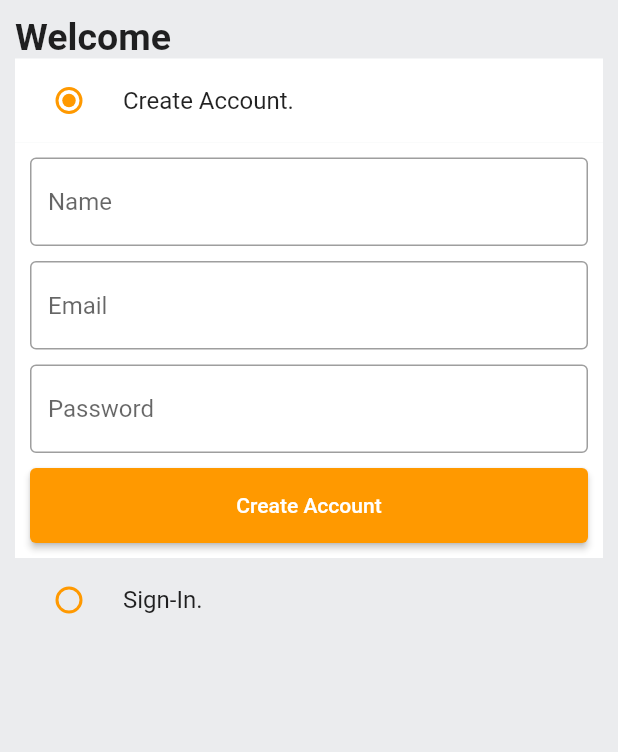
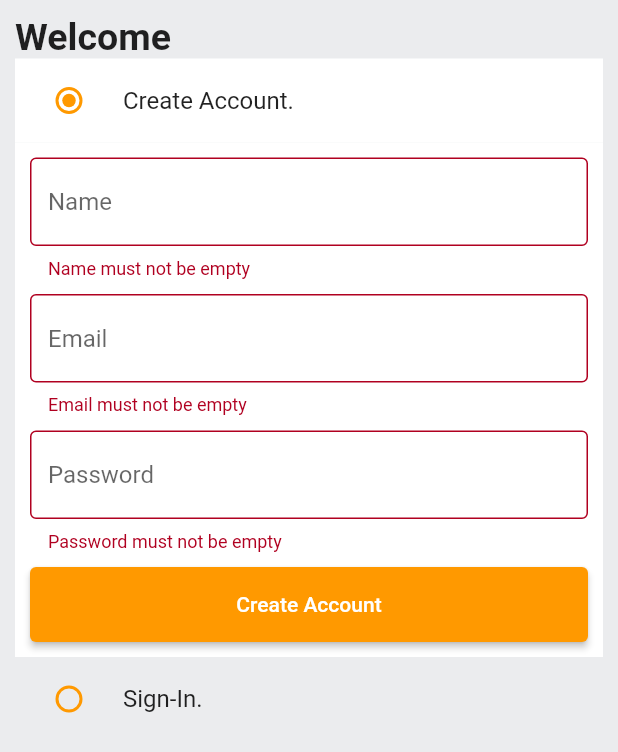
Before and after one commit to jasimameen/amazon_clone, a Flutter app: the AuthScreen screen opened by its route, after a tap on "Create Account", on a phone screen of 412 x 824 dp. Shown: the top 752 px of the screen. Run offline on Flutter 3.47's test engine with Material 2 defaults, Android fonts, the phone set to English and light mode, and no system bars; missing offline and left inert: dart:ffi.

```diff
--- a/lib/common/widgets/custom_textfield.dart
+++ b/lib/common/widgets/custom_textfield.dart
@@ -28,9 +28,11 @@ class CustomTextField extends StatelessWidget {
         hintText: hintText,
       ),
       validator: (value) {
-        // validation logic
+        if (value == null || value.isEmpty) {
+          return '$hintText must not be empty';
+        }
+        return null;
       },
-
       obscureText: obscureText,
     );
   }
--- /dev/null
+++ b/lib/constants/apis.dart
@@ -0,0 +1,9 @@
+// ignore_for_file: prefer_interpolation_to_compose_strings
+
+/// [Apis] holds every server endpoints for this app
+class Apis {
+  static const baseUrl = 'http://192.168.43.134:3000/';
+
+  static const signUp = baseUrl + 'api/signup/';
+  static const signIn = baseUrl + 'api/signin/';
+}
--- a/lib/constants/global_vaiables.dart
+++ b/lib/constants/global_vaiables.dart
@@ -1,4 +1,7 @@
 import 'package:flutter/material.dart';
+
+GlobalKey<ScaffoldMessengerState> scaffoldMessengerKey =
+    GlobalKey<ScaffoldMessengerState>();
 
 /// contains all the static variables
 ///
@@ -16,6 +19,6 @@ class GlobalVariables {
   static const secondaryColor = Color.fromRGBO(255, 153, 0, 1);
   static const backgroundColor = Colors.white;
   static const Color greyBackgroundCOlor = Color(0xffebecee);
-  static var selectedNavBarColor = Colors.cyan[800]!;
+  static Color selectedNavBarColor = Colors.cyan[800]!;
   static const unselectedNavBarColor = Colors.black87;
 }
--- a/lib/features/auth/screens/auth_screen.dart
+++ b/lib/features/auth/screens/auth_screen.dart
@@ -2,6 +2,7 @@ import 'package:amazon_clone/common/widgets/custom_button.dart';
 import 'package:amazon_clone/common/widgets/custom_textfield.dart';
 import 'package:amazon_clone/constants/constants.dart';
 import 'package:amazon_clone/constants/global_vaiables.dart';
+import 'package:amazon_clone/services/auth_service.dart';
 import 'package:flutter/material.dart';
 
 enum Auth {
@@ -20,12 +21,14 @@ class AuthScreen extends StatefulWidget {
 class _AuthScreenState extends State<AuthScreen> {
   Auth groupValue = Auth.signUp;
   // form keys
-  final _sugnUpFormKey = GlobalKey<FormState>();
-  final _sugnInFormKey = GlobalKey<FormState>();
+  final _signUpFormKey = GlobalKey<FormState>();
+  final _signInFormKey = GlobalKey<FormState>();
 
   final TextEditingController _nameController = TextEditingController();
   final TextEditingController _emailController = TextEditingController();
   final TextEditingController _passwordController = TextEditingController();
+
+  final AuthService _authService = AuthService();
 
   @override
   void dispose() {
@@ -33,6 +36,15 @@ class _AuthScreenState extends State<AuthScreen> {
     _nameController.dispose();
     _emailController.dispose();
     _passwordController.dispose();
+  }
+
+  void signUpUser() {
+    _authService.signUpUser(
+        _emailController.text, _passwordController.text, _nameController.text);
+  }
+
+  void signInUser() {
+    //
   }
 
   @override
@@ -84,7 +96,7 @@ class _AuthScreenState extends State<AuthScreen> {
 
   Form _buildSignUpForm() {
     return Form(
-      key: _sugnUpFormKey,
+      key: _signUpFormKey,
       child: Container(
         color: Colors.white,
         padding: const EdgeInsets.all(10),
@@ -108,7 +120,7 @@ class _AuthScreenState extends State<AuthScreen> {
             dummyHeight,
             CustomButton(
               onTap: () {
-                _sugnUpFormKey.currentState?.validate();
+                if (_signUpFormKey.currentState!.validate()) signUpUser();
               },
               label: "Create Account",
             )
@@ -120,7 +132,7 @@ class _AuthScreenState extends State<AuthScreen> {
 
   Form _buildSignInForm() {
     return Form(
-      key: _sugnInFormKey,
+      key: _signInFormKey,
       child: Container(
         color: Colors.white,
         padding: const EdgeInsets.all(10),
@@ -139,7 +151,7 @@ class _AuthScreenState extends State<AuthScreen> {
             dummyHeight,
             CustomButton(
               onTap: () {
-                _sugnInFormKey.currentState?.validate();
+                if(_signInFormKey.currentState!.validate()) signInUser();
               },
               label: "Sign In",
             )
--- a/lib/main.dart
+++ b/lib/main.dart
@@ -14,6 +14,7 @@ class MyApp extends StatelessWidget {
   Widget build(BuildContext context) {
     return MaterialApp(
       debugShowCheckedModeBanner: false,
+      scaffoldMessengerKey: scaffoldMessengerKey,
       title: 'Amazon Clone',
       theme: ThemeData(
         scaffoldBackgroundColor: GlobalVariables.backgroundColor,
--- /dev/null
+++ b/lib/models/user.dart
@@ -0,0 +1,49 @@
+import 'dart:convert';
+
+class User {
+  final String id;
+  final String name;
+  final String email;
+  final String password;
+  final String address;
+  final String type;
+  final String token;
+  User({
+    required this.id,
+    required this.name,
+    required this.email,
+    required this.password,
+    required this.address,
+    required this.type,
+    required this.token,
+  });
+
+  Map<String, dynamic> toMap() {
+    return <String, dynamic>{
+      '_id': id,
+      'name': name,
+      'email': email,
+      'password': password,
+      'address': address,
+      'type': type,
+      'token': token,
+    };
+  }
+
+  factory User.fromMap(Map<String, dynamic> map) {
+    return User(
+      id: map['_id'] as String,
+      name: map['name'] as String,
+      email: map['email'] as String,
+      password: map['password'] as String,
+      address: map['address'] as String,
+      type: map['type'] as String,
+      token: map['token'] as String,
+    );
+  }
+
+  String toJson() => json.encode(toMap());
+
+  factory User.fromJson(String source) =>
+      User.fromMap(json.decode(source) as Map<String, dynamic>);
+}
--- a/pubspec.yaml
+++ b/pubspec.yaml
@@ -13,6 +13,7 @@ dependencies:
     sdk: flutter
 
   cupertino_icons: ^1.0.2
+  http: ^0.13.5
 
 dev_dependencies:
   flutter_test:
```
Also changed, not shown: lib/constants/error_handle.dart (added, +25 -0 lines), lib/constants/utils.dart (added, +13 -0 lines), lib/services/auth_service.dart (added, +44 -0 lines), pubspec.lock.
